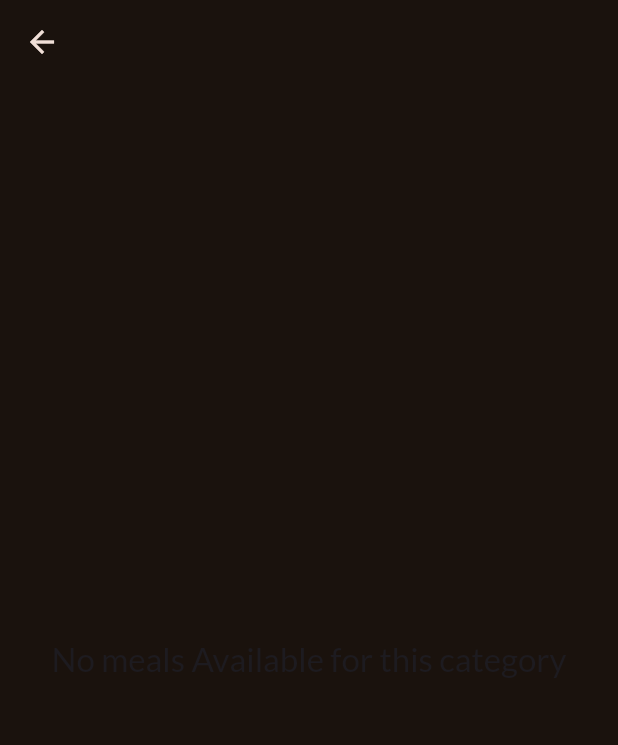
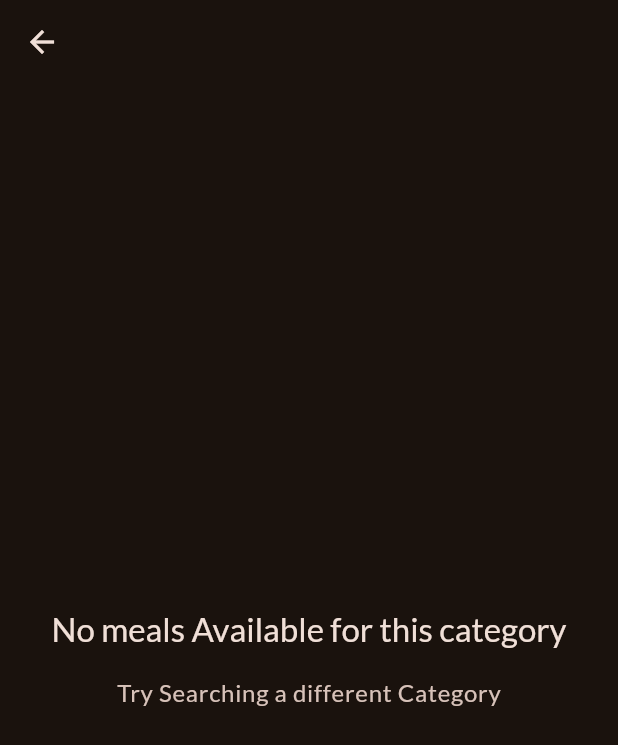
Before and after one commit to shoumik334/meals_app, a Flutter app: the MealsScreen screen opened directly with empty values, on a phone screen of 412 x 824 dp. Shown: the top 745 px of the screen. Run offline on Flutter 3.47's test engine with Material 3 defaults, Android fonts, the phone set to English and light mode, and no system bars; our stand-ins replace google_fonts.

Commit message:
Passing Data to the target screen

```diff
--- a/lib/screens/categories.dart
+++ b/lib/screens/categories.dart
@@ -1,9 +1,21 @@
 import "package:flutter/material.dart";
+import "package:meals_app/screens/meals.dart";
 import 'package:meals_app/widgets/category_grid_item.dart';
 import "package:meals_app/data/dummy_data.dart";
+import 'package:meals_app/models/category.dart';
 
 class CategoriesScreen extends StatelessWidget {
   const CategoriesScreen({super.key});
+
+  void _selectCategory(BuildContext context, Category category) {
+    final filteredMeals = dummyMeals.where((meal) => meal.categories.contains(category.id)).toList();
+
+    Navigator.of(context).push(
+      MaterialPageRoute(
+        builder: (ctx) => MealsScreen(title: category.title, meals: filteredMeals),
+      ),
+    );
+  }
 
   @override
   Widget build(BuildContext context) {
@@ -19,7 +31,12 @@ class CategoriesScreen extends StatelessWidget {
         children: // availableCategories.map((category) => CategoryGridItem(category: category)).toList(),
             [
           for (final category in availableCategories)
-            CategoryGridItem(category: category),
+            CategoryGridItem(
+              category: category,
+              onSelectCategory: () {
+                _selectCategory(context,category);
+              },
+            ),
         ],
       ),
     );
--- a/lib/screens/meals.dart
+++ b/lib/screens/meals.dart
@@ -2,7 +2,6 @@
 
 import 'package:flutter/material.dart';
 import 'package:meals_app/models/meal.dart';
-import 'package:meals_app/screens/categories.dart';
 
 class MealsScreen extends StatelessWidget {
   const MealsScreen({super.key, required this.title, required this.meals});
@@ -17,9 +16,25 @@ class MealsScreen extends StatelessWidget {
       body:
           meals.isEmpty
               ? Center(
-                child: Text(
-                  'No meals Available for this category',
-                  style: Theme.of(context).textTheme.titleLarge!.copyWith(),
+                child: Column(
+                  mainAxisSize: MainAxisSize.min,
+                  children: [
+                    Text(
+                      'No meals Available for this category',
+                      style: Theme.of(context).textTheme.titleLarge!.copyWith(
+                        color: Theme.of(context).colorScheme.onSurface,
+                      ),
+                    ),
+
+                    const SizedBox(height: 16),
+
+                    Text(
+                      'Try Searching a different Category',
+                      style: Theme.of(context).textTheme.bodyLarge!.copyWith(
+                        color: Theme.of(context).colorScheme.onSurfaceVariant,
+                      ),
+                    ),
+                  ],
                 ),
               )
               : ListView.builder(
@@ -30,9 +45,6 @@ class MealsScreen extends StatelessWidget {
                     title: Text(meal.title),
                     subtitle: Text('Duration: ${meal.duration} min'),
                     leading: Image.network(meal.imageUrl),
-                    onTap: () {
-                      MealsScreen(title: title, meals: meals);
-                    },
                   );
                 },
               ),
--- a/pubspec.yaml
+++ b/pubspec.yaml
@@ -35,6 +35,7 @@ dependencies:
   # Use with the CupertinoIcons class for iOS style icons.
   cupertino_icons: ^1.0.8
   google_fonts: ^6.2.1
+  transparent_image: ^2.0.1
 
 dev_dependencies:
   flutter_test:
```
Also changed, not shown: lib/widgets/category_grid_item.dart (+7 -2 lines), lib/widgets/meal_item.dart (added), pubspec.lock.
